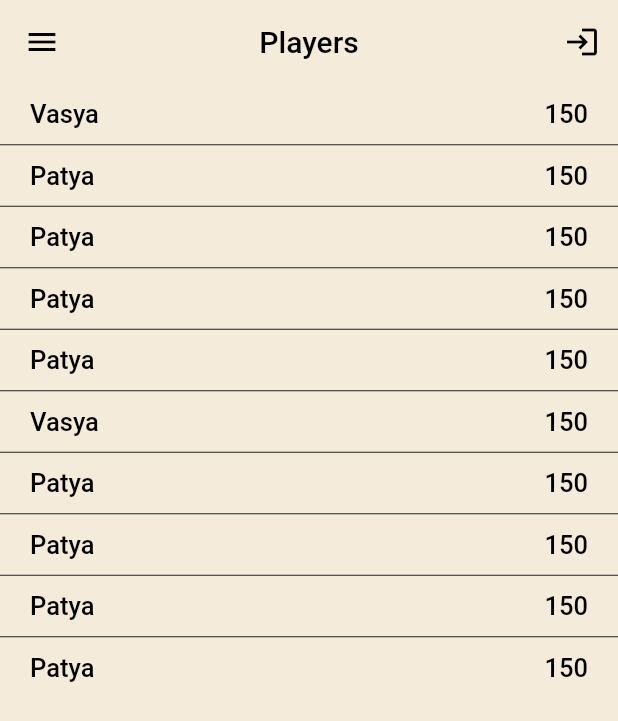
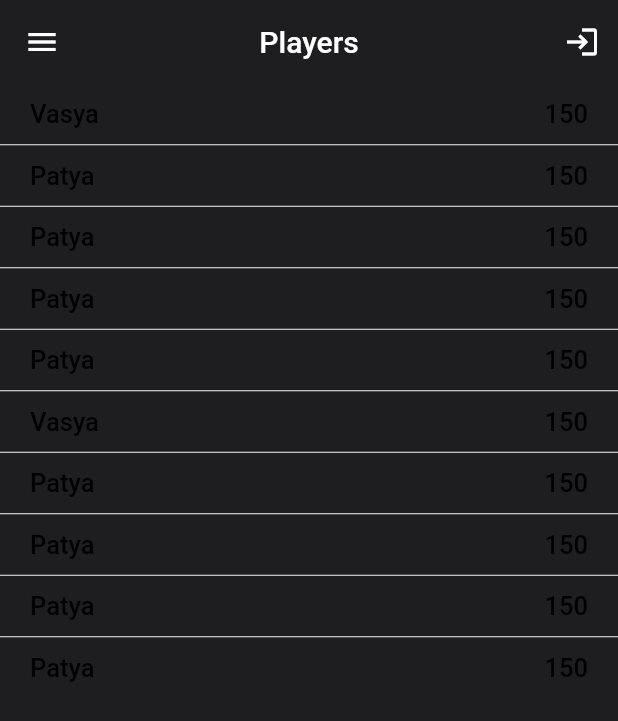
Before and after one commit to cardinal1994/sicilia_mafia, a Flutter app: the screen it shows after launch, on a phone screen of 412 x 824 dp. Shown: the top 721 px of the screen. Run offline on Flutter 3.47's test engine with Material 2 defaults, Android fonts, the phone set to English and light mode, and no system bars; our stand-ins replace bloc, firebase_auth, firebase_core, freezed_annotation, new_gradient_app_bar; accounts and stored records are empty.

Commit message:
feature: edit theme

```diff
--- a/lib/main.dart
+++ b/lib/main.dart
@@ -34,7 +34,7 @@ class MyApp extends StatelessWidget {
 
     return MaterialApp(
       title: 'Flutter Demo',
-      theme: _themes.setLightTheme(),
+      theme: _themes.setDarkTheme(),
       localizationsDelegates: const <LocalizationsDelegate<dynamic>>[
         LocDelegate(),
         GlobalMaterialLocalizations.delegate,
```
